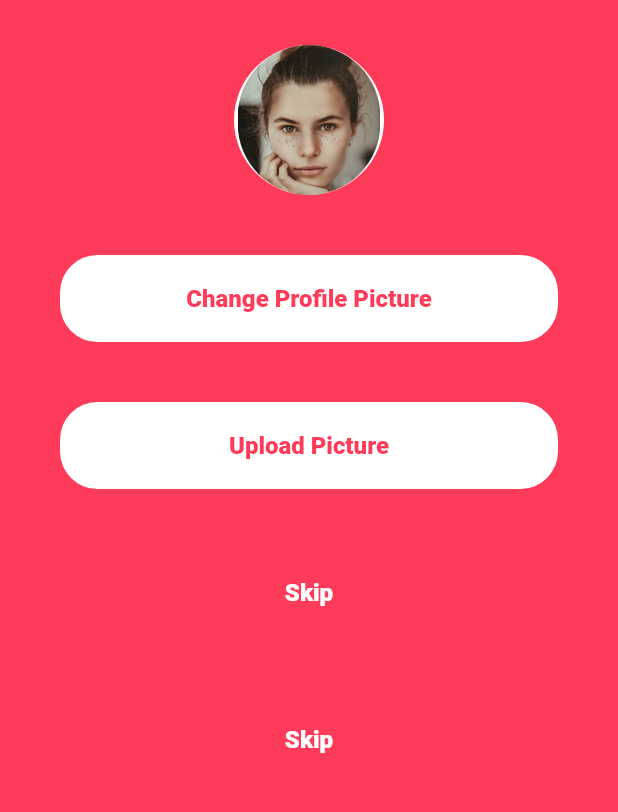
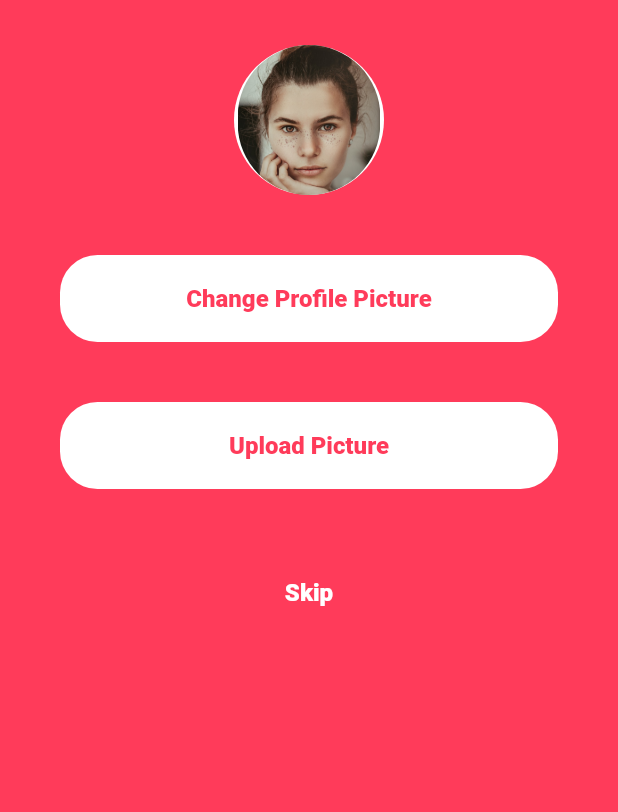
Before and after one commit to mostafamoh176/Rizk, a Flutter app: the screen it shows after launch, on a phone screen of 412 x 824 dp, the part 303-1115 px from its top. Run offline on Flutter 3.47's test engine with Material 2 defaults, Android fonts, the light colour scheme and no system bars; our stand-ins replace bloc, dio, flutter_bloc, pin_code_fields, shared_preferences; Roboto replaces fonts that are missing (Montserrat).

Commit message:
third commit

```diff
--- a/lib/features/welcome_screen/responsive_platform/mob_view.dart
+++ b/lib/features/welcome_screen/responsive_platform/mob_view.dart
@@ -93,20 +93,7 @@ class WelcomeView extends StatelessWidget {
               C_color: ColorManager.primary,
               T_color: ColorManager.white,
             ),
-          ),
-          Padding(
-            padding: const EdgeInsets.only(
-              top: 20,
-              bottom: 20,
-              right: 40,
-              left: 40,
-            ),
-            child: DefaultInkwellButton(
-              B_name: "Skip",
-              C_color: ColorManager.primary,
-              T_color: ColorManager.white,
-            ),
-          ),
+          )
 
         ],
       ),
```
